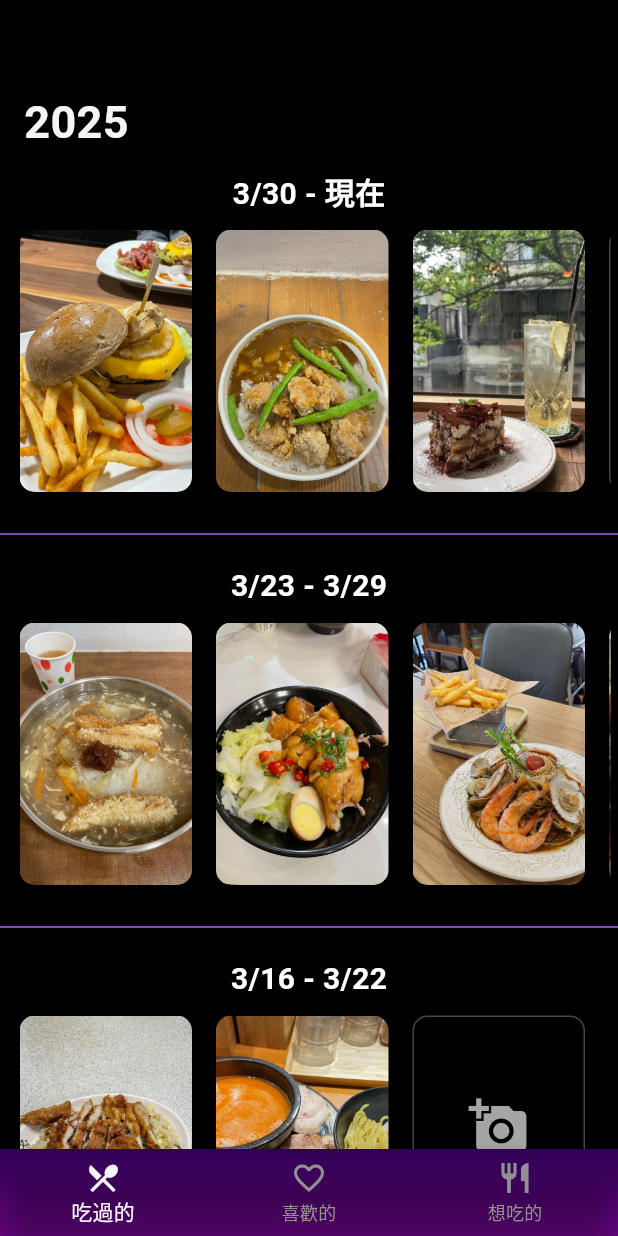
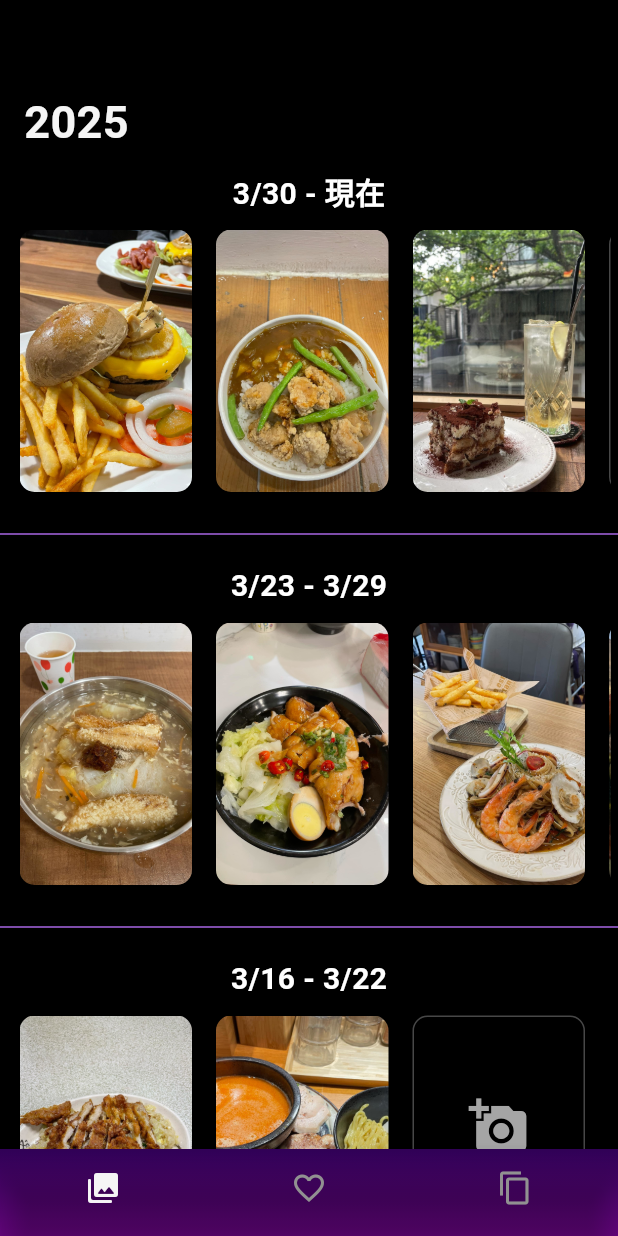
Before and after one commit to andywang947/Fooder, a Flutter app: the screen it shows after launch, on a phone screen of 412 x 824 dp. Run offline on Flutter 3.47's test engine with Material 3 defaults, Android fonts, the phone set to English and light mode, and no system bars; our stand-ins replace flutter_card_swiper, image_picker.

Commit message:
Fix navigator bar

```diff
--- a/fooder/lib/function/navigation_bar.dart
+++ b/fooder/lib/function/navigation_bar.dart
@@ -23,7 +23,7 @@ class BottomNavBar extends StatelessWidget {
       child: BottomNavigationBar(
         items: const [
           BottomNavigationBarItem(
-            icon: Icon(Icons.local_dining),
+            icon: Icon(Icons.collections_rounded),
             label: "吃過的",
           ),
           BottomNavigationBarItem(
@@ -31,7 +31,7 @@ class BottomNavBar extends StatelessWidget {
             label: "喜歡的",
           ),
           BottomNavigationBarItem(
-            icon: Icon(Icons.restaurant),
+            icon: Icon(Icons.content_copy_outlined),
             label: "想吃的",
           ),
         ],
@@ -41,6 +41,8 @@ class BottomNavBar extends StatelessWidget {
         backgroundColor: Colors.transparent, // 讓背景透明，使用容器背景
         onTap: onItemTapped,
         type: BottomNavigationBarType.fixed, // 固定類型
+        showSelectedLabels: false,   // ✅ 隱藏選中 label
+        showUnselectedLabels: false, // ✅ 隱藏未選中 label
       ),
     );
   }
```
